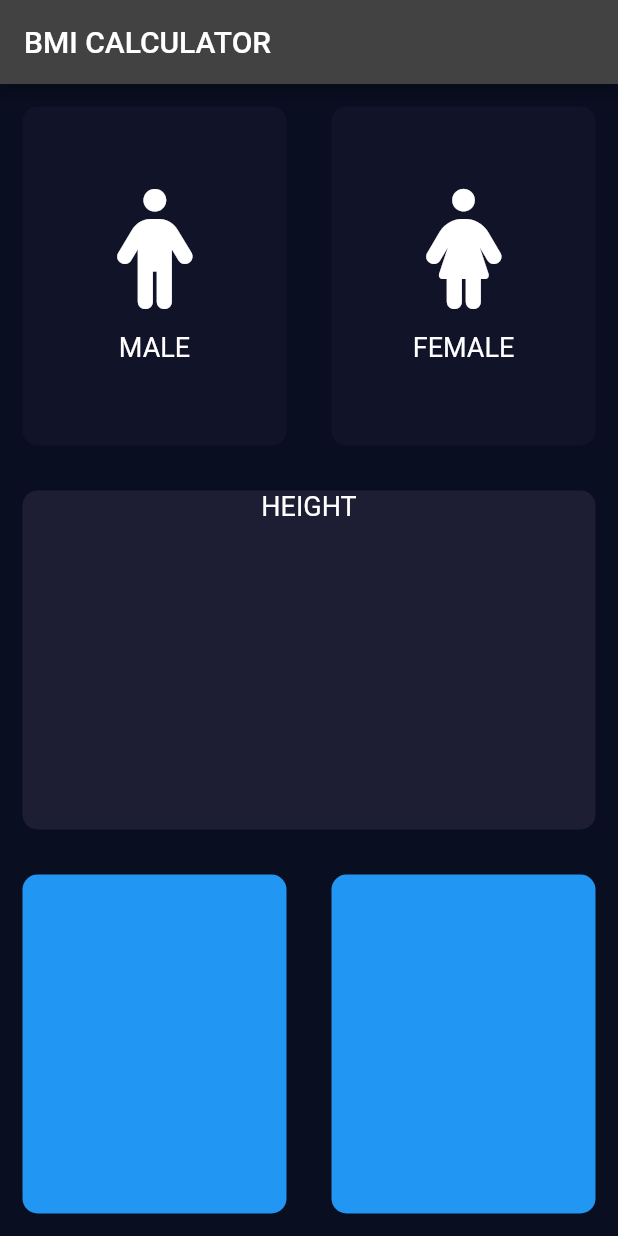
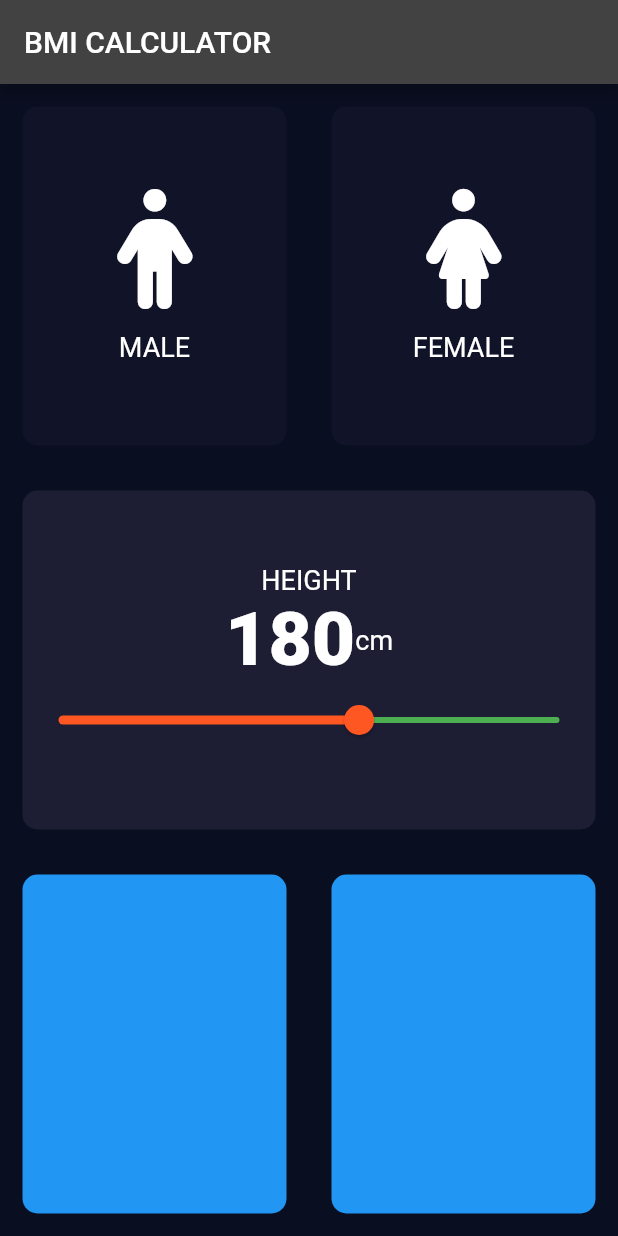
Before and after one commit to Zainulabdi/Zainulabdin, a Flutter app: the screen it shows after launch, on a phone screen of 412 x 824 dp. Run offline on Flutter 3.47's test engine with Material 2 defaults, Android fonts, the light colour scheme and no system bars; our stand-ins replace audioplayers, font_awesome_flutter, rflutter_alert.

Commit message:
Slider in Flutter
Slider Complete

```diff
--- a/bmi-calculator-flutter-master/lib/ContainerFile.dart
+++ b/bmi-calculator-flutter-master/lib/ContainerFile.dart
@@ -21,3 +21,7 @@ class RepeatContainerCode extends StatelessWidget {
     );
   }
 }
+const kNumberstyle=TextStyle(
+fontSize: 50.0,
+fontWeight: FontWeight.w900,
+);
--- a/bmi-calculator-flutter-master/lib/input_page.dart
+++ b/bmi-calculator-flutter-master/lib/input_page.dart
@@ -17,6 +17,7 @@ class InputPage extends StatefulWidget {
 
 class _InputPageState extends State<InputPage> {
   Gender selectGender;
+  int SliderHeight=180;
   // Color maleColor = deActiveColor;
  // Color feMalecolor = deActiveColor;
   //void updateColor(Gender gendertype) {
@@ -75,8 +76,41 @@ class _InputPageState extends State<InputPage> {
           )),
           Expanded(child:new RepeatContainerCode(colors: Color(0xFF1D1E33),
             cardwidget: Column(
+              mainAxisAlignment: MainAxisAlignment.center,
               children: [
-                Text('HEIGHT',style: kLabelStyle,),
+                Text('HEIGHT',style: kLabelStyle,
+                ),
+                Row(
+                  mainAxisAlignment: MainAxisAlignment.center,
+                  children:[
+                    Text(
+                      SliderHeight.toString(),
+                      style: kNumberstyle,
+
+                    ),
+                    Text(
+                      'cm',
+                      style: kLabelStyle,
+                    ),
+
+
+
+                  ],
+                ),
+                Slider(
+                  value: SliderHeight.toDouble(),
+                  min: 120.0,
+                  max: 220.0,
+                  activeColor: Colors.deepOrange,
+                  inactiveColor: Colors.green,
+                  onChanged: (double newValue){
+                    setState(() {
+                      SliderHeight=newValue.round();
+
+                    });
+                  },
+                ),
+
               ],
             ),
           ),
```
